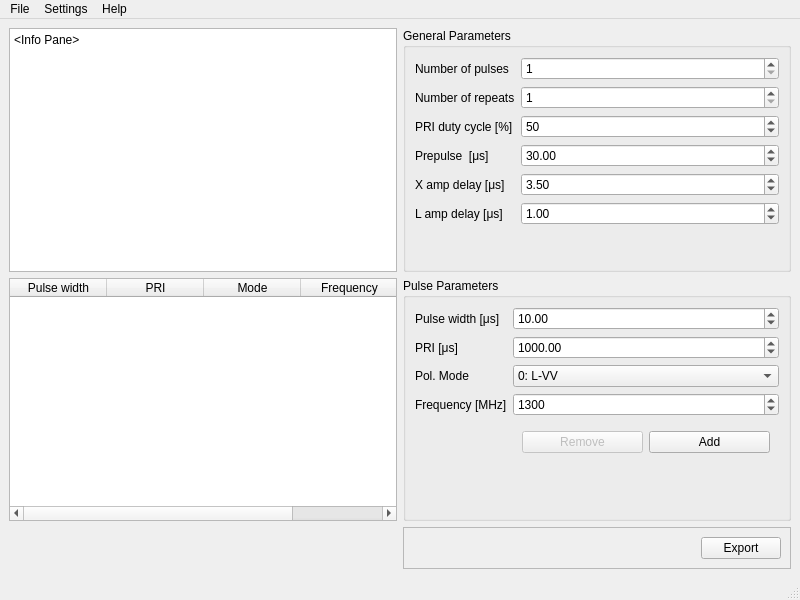
The window that res/tcu_params_gui.ui (bradkahn/tcu_v2) describes before a commit, drawn with Qt 5.
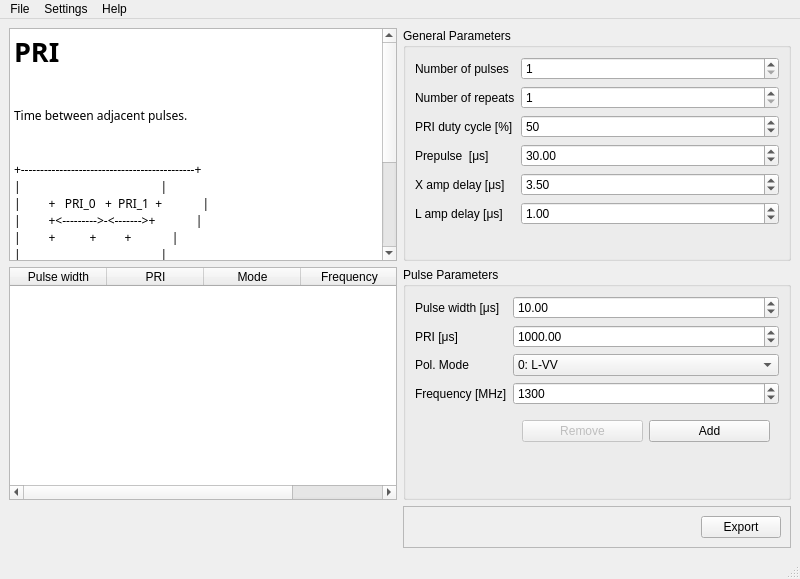
The same window after the commit.

Commit message: add example info window

```diff
--- a/res/tcu_params_gui.ui
+++ b/res/tcu_params_gui.ui
@@ -7,7 +7,7 @@
     <x>0</x>
     <y>0</y>
     <width>800</width>
-    <height>600</height>
+    <height>579</height>
    </rect>
   </property>
   <property name="windowTitle">
@@ -20,12 +20,35 @@
    <layout class="QGridLayout" name="gridLayout" columnstretch="0,0">
     <item row="0" column="0">
      <widget class="QTextBrowser" name="text_info">
+      <property name="font">
+       <font>
+        <family>Courier 10 Pitch</family>
+       </font>
+      </property>
       <property name="html">
        <string>&lt;!DOCTYPE HTML PUBLIC &quot;-//W3C//DTD HTML 4.0//EN&quot; &quot;http://www.w3.org/TR/REC-html40/strict.dtd&quot;&gt;
 &lt;html&gt;&lt;head&gt;&lt;meta name=&quot;qrichtext&quot; content=&quot;1&quot; /&gt;&lt;style type=&quot;text/css&quot;&gt;
 p, li { white-space: pre-wrap; }
-&lt;/style&gt;&lt;/head&gt;&lt;body style=&quot; font-family:'Noto Sans'; font-size:9pt; font-weight:400; font-style:normal;&quot;&gt;
-&lt;p style=&quot; margin-top:0px; margin-bottom:0px; margin-left:0px; margin-right:0px; -qt-block-indent:0; text-indent:0px;&quot;&gt;&amp;lt;Info Pane&amp;gt;&lt;/p&gt;&lt;/body&gt;&lt;/html&gt;</string>
+&lt;/style&gt;&lt;/head&gt;&lt;body style=&quot; font-family:'Courier 10 Pitch'; font-size:9pt; font-weight:400; font-style:normal;&quot;&gt;
+&lt;p style=&quot; margin-top:0px; margin-bottom:0px; margin-left:0px; margin-right:0px; -qt-block-indent:0; text-indent:0px;&quot;&gt;&lt;span style=&quot; font-size:20pt; font-weight:600;&quot;&gt;PRI&lt;/span&gt;&lt;/p&gt;
+&lt;p style=&quot;-qt-paragraph-type:empty; margin-top:0px; margin-bottom:0px; margin-left:0px; margin-right:0px; -qt-block-indent:0; text-indent:0px; font-size:20pt; font-weight:600;&quot;&gt;&lt;br /&gt;&lt;/p&gt;
+&lt;p style=&quot; margin-top:0px; margin-bottom:0px; margin-left:0px; margin-right:0px; -qt-block-indent:0; text-indent:0px;&quot;&gt;Time between adjacent pulses.&lt;/p&gt;
+&lt;p style=&quot;-qt-paragraph-type:empty; margin-top:0px; margin-bottom:0px; margin-left:0px; margin-right:0px; -qt-block-indent:0; text-indent:0px; font-size:20pt; font-weight:600;&quot;&gt;&lt;br /&gt;&lt;/p&gt;
+&lt;p style=&quot; margin-top:0px; margin-bottom:0px; margin-left:0px; margin-right:0px; -qt-block-indent:0; text-indent:0px;&quot;&gt;+---------------------------------------------+&lt;/p&gt;
+&lt;p style=&quot; margin-top:0px; margin-bottom:0px; margin-left:0px; margin-right:0px; -qt-block-indent:0; text-indent:0px;&quot;&gt;|                                             |&lt;/p&gt;
+&lt;p style=&quot; margin-top:0px; margin-bottom:0px; margin-left:0px; margin-right:0px; -qt-block-indent:0; text-indent:0px;&quot;&gt;|         +   PRI_0   +  PRI_1  +             |&lt;/p&gt;
+&lt;p style=&quot; margin-top:0px; margin-bottom:0px; margin-left:0px; margin-right:0px; -qt-block-indent:0; text-indent:0px;&quot;&gt;|         +&amp;lt;---------&amp;gt;-&amp;lt;-------&amp;gt;+             |&lt;/p&gt;
+&lt;p style=&quot; margin-top:0px; margin-bottom:0px; margin-left:0px; margin-right:0px; -qt-block-indent:0; text-indent:0px;&quot;&gt;|         +           +         +             |&lt;/p&gt;
+&lt;p style=&quot; margin-top:0px; margin-bottom:0px; margin-left:0px; margin-right:0px; -qt-block-indent:0; text-indent:0px;&quot;&gt;|                                             |&lt;/p&gt;
+&lt;p style=&quot; margin-top:0px; margin-bottom:0px; margin-left:0px; margin-right:0px; -qt-block-indent:0; text-indent:0px;&quot;&gt;|         +----+      +----+    +----+        |&lt;/p&gt;
+&lt;p style=&quot; margin-top:0px; margin-bottom:0px; margin-left:0px; margin-right:0px; -qt-block-indent:0; text-indent:0px;&quot;&gt;|         |    |      |    |    |    |        |&lt;/p&gt;
+&lt;p style=&quot; margin-top:0px; margin-bottom:0px; margin-left:0px; margin-right:0px; -qt-block-indent:0; text-indent:0px;&quot;&gt;| +-------+ P0 +------+ P1 +----+ P2 +------+ |&lt;/p&gt;
+&lt;p style=&quot; margin-top:0px; margin-bottom:0px; margin-left:0px; margin-right:0px; -qt-block-indent:0; text-indent:0px;&quot;&gt;|                                             |&lt;/p&gt;
+&lt;p style=&quot; margin-top:0px; margin-bottom:0px; margin-left:0px; margin-right:0px; -qt-block-indent:0; text-indent:0px;&quot;&gt;+---------------------------------------------+&lt;/p&gt;
+&lt;p style=&quot;-qt-paragraph-type:empty; margin-top:0px; margin-bottom:0px; margin-left:0px; margin-right:0px; -qt-block-indent:0; text-indent:0px;&quot;&gt;&lt;br /&gt;&lt;/p&gt;
+&lt;p style=&quot;-qt-paragraph-type:empty; margin-top:0px; margin-bottom:0px; margin-left:0px; margin-right:0px; -qt-block-indent:0; text-indent:0px;&quot;&gt;&lt;br /&gt;&lt;/p&gt;
+&lt;p style=&quot;-qt-paragraph-type:empty; margin-top:0px; margin-bottom:0px; margin-left:0px; margin-right:0px; -qt-block-indent:0; text-indent:0px;&quot;&gt;&lt;br /&gt;&lt;/p&gt;
+&lt;p style=&quot;-qt-paragraph-type:empty; margin-top:0px; margin-bottom:0px; margin-left:0px; margin-right:0px; -qt-block-indent:0; text-indent:0px;&quot;&gt;&lt;br /&gt;&lt;/p&gt;&lt;/body&gt;&lt;/html&gt;</string>
       </property>
      </widget>
     </item>
```
